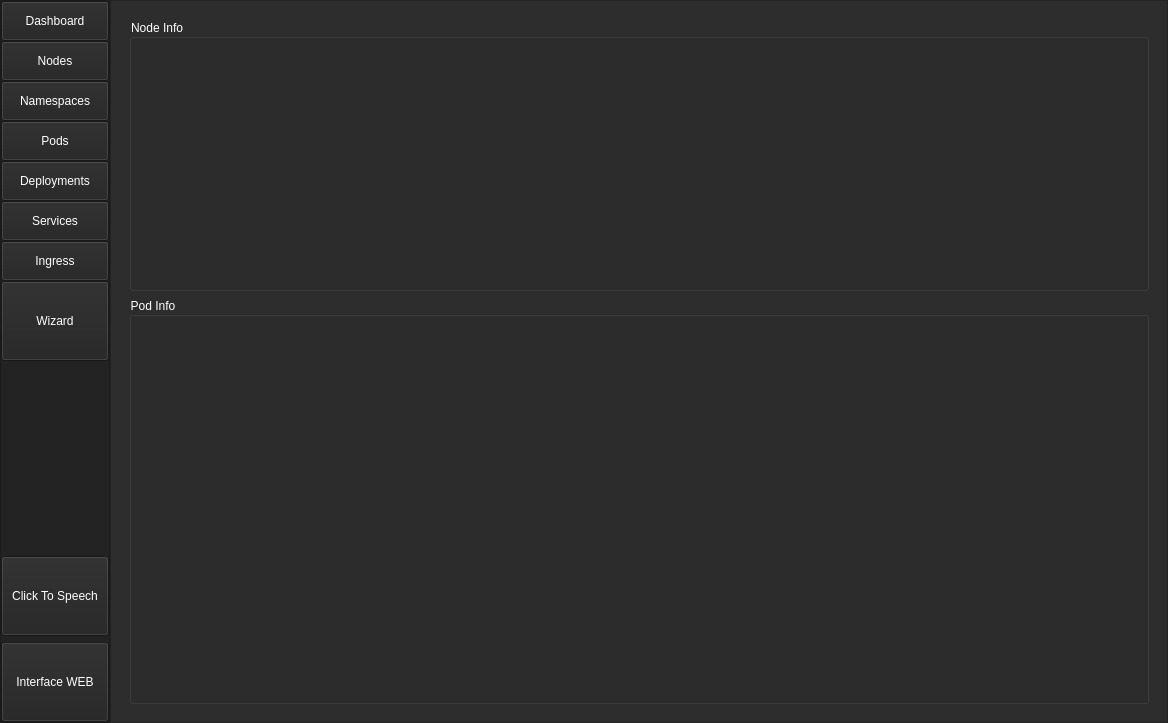
Qt form UI/ui_main.ui (monico18/LTI2-Kubernetes-Controller) before a commit.
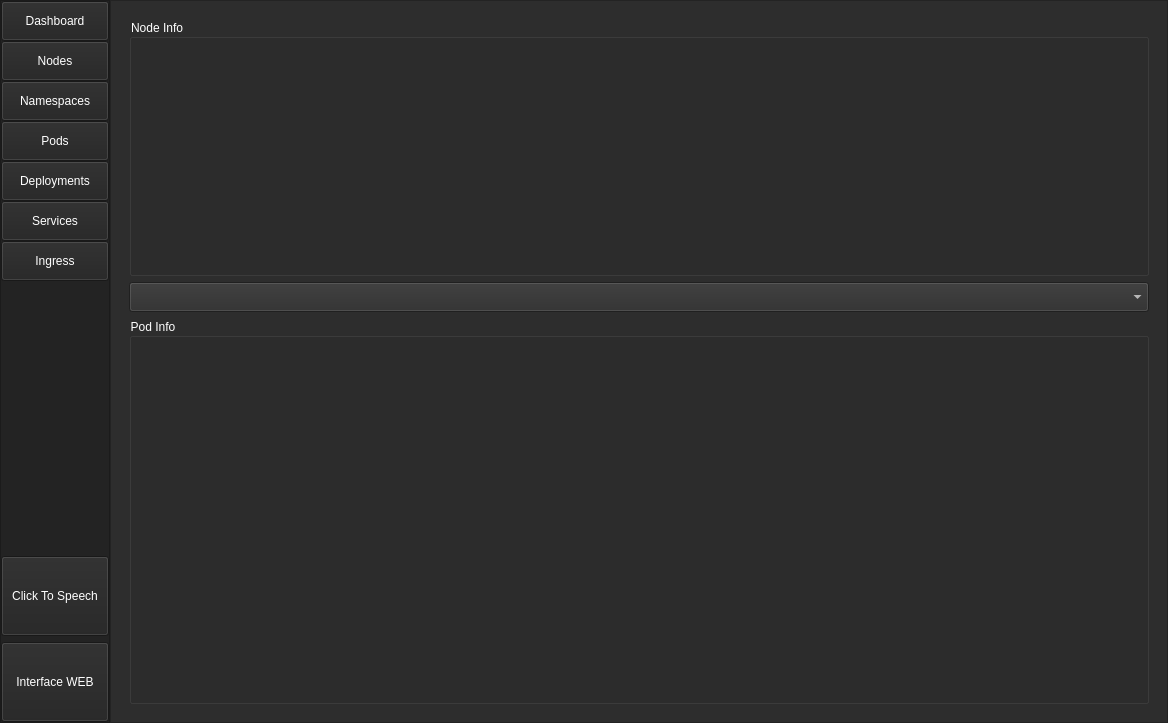
The same form after that commit. The open tabs and pages were chosen to show the change.

Patch:
```diff
--- a/UI/ui_main.ui
+++ b/UI/ui_main.ui
@@ -1270,191 +1270,6 @@
                </property>
               </widget>
              </item>
-             <item>
-              <widget class="QPushButton" name="pushButton">
-               <property name="minimumSize">
-                <size>
-                 <width>0</width>
-                 <height>80</height>
-                </size>
-               </property>
-               <property name="palette">
-                <palette>
-                 <active>
-                  <colorrole role="WindowText">
-                   <brush brushstyle="SolidPattern">
-                    <color alpha="255">
-                     <red>255</red>
-                     <green>255</green>
-                     <blue>255</blue>
-                    </color>
-                   </brush>
-                  </colorrole>
-                  <colorrole role="Button">
-                   <brush brushstyle="SolidPattern">
-                    <color alpha="255">
-                     <red>35</red>
-                     <green>35</green>
-                     <blue>35</blue>
-                    </color>
-                   </brush>
-                  </colorrole>
-                  <colorrole role="Text">
-                   <brush brushstyle="SolidPattern">
-                    <color alpha="255">
-                     <red>255</red>
-                     <green>255</green>
-                     <blue>255</blue>
-                    </color>
-                   </brush>
-                  </colorrole>
-                  <colorrole role="ButtonText">
-                   <brush brushstyle="SolidPattern">
-                    <color alpha="255">
-                     <red>255</red>
-                     <green>255</green>
-                     <blue>255</blue>
-                    </color>
-                   </brush>
-                  </colorrole>
-                  <colorrole role="Base">
-                   <brush brushstyle="SolidPattern">
-                    <color alpha="255">
-                     <red>35</red>
-                     <green>35</green>
-                     <blue>35</blue>
-                    </color>
-                   </brush>
-                  </colorrole>
-                  <colorrole role="Window">
-                   <brush brushstyle="SolidPattern">
-                    <color alpha="255">
-                     <red>35</red>
-                     <green>35</green>
-                     <blue>35</blue>
-                    </color>
-                   </brush>
-                  </colorrole>
-                 </active>
-                 <inactive>
-                  <colorrole role="WindowText">
-                   <brush brushstyle="SolidPattern">
-                    <color alpha="255">
-                     <red>255</red>
-                     <green>255</green>
-                     <blue>255</blue>
-                    </color>
-                   </brush>
-                  </colorrole>
-                  <colorrole role="Button">
-                   <brush brushstyle="SolidPattern">
-                    <color alpha="255">
-                     <red>35</red>
-                     <green>35</green>
-                     <blue>35</blue>
-                    </color>
-                   </brush>
-                  </colorrole>
-                  <colorrole role="Text">
-                   <brush brushstyle="SolidPattern">
-                    <color alpha="255">
-                     <red>255</red>
-                     <green>255</green>
-                     <blue>255</blue>
-                    </color>
-                   </brush>
-                  </colorrole>
-                  <colorrole role="ButtonText">
-                   <brush brushstyle="SolidPattern">
-                    <color alpha="255">
-                     <red>255</red>
-                     <green>255</green>
-                     <blue>255</blue>
-                    </color>
-                   </brush>
-                  </colorrole>
-                  <colorrole role="Base">
-                   <brush brushstyle="SolidPattern">
-                    <color alpha="255">
-                     <red>35</red>
-                     <green>35</green>
-                     <blue>35</blue>
-                    </color>
-                   </brush>
-                  </colorrole>
-                  <colorrole role="Window">
-                   <brush brushstyle="SolidPattern">
-                    <color alpha="255">
-                     <red>35</red>
-                     <green>35</green>
-                     <blue>35</blue>
-                    </color>
-                   </brush>
-                  </colorrole>
-                 </inactive>
-                 <disabled>
-                  <colorrole role="WindowText">
-                   <brush brushstyle="SolidPattern">
-                    <color alpha="255">
-                     <red>120</red>
-                     <green>120</green>
-                     <blue>120</blue>
-                    </color>
-                   </brush>
-                  </colorrole>
-                  <colorrole role="Button">
-                   <brush brushstyle="SolidPattern">
-                    <color alpha="255">
-                     <red>35</red>
-                     <green>35</green>
-                     <blue>35</blue>
-                    </color>
-                   </brush>
-                  </colorrole>
-                  <colorrole role="Text">
-                   <brush brushstyle="SolidPattern">
-                    <color alpha="255">
-                     <red>120</red>
-                     <green>120</green>
-                     <blue>120</blue>
-                    </color>
-                   </brush>
-                  </colorrole>
-                  <colorrole role="ButtonText">
-                   <brush brushstyle="SolidPattern">
-                    <color alpha="255">
-                     <red>120</red>
-                     <green>120</green>
-                     <blue>120</blue>
-                    </color>
-                   </brush>
-                  </colorrole>
-                  <colorrole role="Base">
-                   <brush brushstyle="SolidPattern">
-                    <color alpha="255">
-                     <red>35</red>
-                     <green>35</green>
-                     <blue>35</blue>
-                    </color>
-                   </brush>
-                  </colorrole>
-                  <colorrole role="Window">
-                   <brush brushstyle="SolidPattern">
-                    <color alpha="255">
-                     <red>35</red>
-                     <green>35</green>
-                     <blue>35</blue>
-                    </color>
-                   </brush>
-                  </colorrole>
-                 </disabled>
-                </palette>
-               </property>
-               <property name="text">
-                <string>Wizard</string>
-               </property>
-              </widget>
-             </item>
             </layout>
            </widget>
           </item>
@@ -2048,6 +1863,188 @@
                 </property>
                </widget>
               </item>
+              <item>
+               <widget class="QComboBox" name="namespace_combo">
+                <property name="minimumSize">
+                 <size>
+                  <width>0</width>
+                  <height>30</height>
+                 </size>
+                </property>
+                <property name="palette">
+                 <palette>
+                  <active>
+                   <colorrole role="WindowText">
+                    <brush brushstyle="SolidPattern">
+                     <color alpha="255">
+                      <red>255</red>
+                      <green>255</green>
+                      <blue>255</blue>
+                     </color>
+                    </brush>
+                   </colorrole>
+                   <colorrole role="Button">
+                    <brush brushstyle="SolidPattern">
+                     <color alpha="255">
+                      <red>45</red>
+                      <green>45</green>
+                      <blue>45</blue>
+                     </color>
+                    </brush>
+                   </colorrole>
+                   <colorrole role="Text">
+                    <brush brushstyle="SolidPattern">
+                     <color alpha="255">
+                      <red>255</red>
+                      <green>255</green>
+                      <blue>255</blue>
+                     </color>
+                    </brush>
+                   </colorrole>
+                   <colorrole role="ButtonText">
+                    <brush brushstyle="SolidPattern">
+                     <color alpha="255">
+                      <red>255</red>
+                      <green>255</green>
+                      <blue>255</blue>
+                     </color>
+                    </brush>
+                   </colorrole>
+                   <colorrole role="Base">
+                    <brush brushstyle="SolidPattern">
+                     <color alpha="255">
+                      <red>45</red>
+                      <green>45</green>
+                      <blue>45</blue>
+                     </color>
+                    </brush>
+                   </colorrole>
+                   <colorrole role="Window">
+                    <brush brushstyle="SolidPattern">
+                     <color alpha="255">
+                      <red>45</red>
+                      <green>45</green>
+                      <blue>45</blue>
+                     </color>
+                    </brush>
+                   </colorrole>
+                  </active>
+                  <inactive>
+                   <colorrole role="WindowText">
+                    <brush brushstyle="SolidPattern">
+                     <color alpha="255">
+                      <red>255</red>
+                      <green>255</green>
+                      <blue>255</blue>
+                     </color>
+                    </brush>
+                   </colorrole>
+                   <colorrole role="Button">
+                    <brush brushstyle="SolidPattern">
+                     <color alpha="255">
+                      <red>45</red>
+                      <green>45</green>
+                      <blue>45</blue>
+                     </color>
+                    </brush>
+                   </colorrole>
+                   <colorrole role="Text">
+                    <brush brushstyle="SolidPattern">
+                     <color alpha="255">
+                      <red>255</red>
+                      <green>255</green>
+                      <blue>255</blue>
+                     </color>
+                    </brush>
+                   </colorrole>
+                   <colorrole role="ButtonText">
+                    <brush brushstyle="SolidPattern">
+                     <color alpha="255">
+                      <red>255</red>
+                      <green>255</green>
+                      <blue>255</blue>
+                     </color>
+                    </brush>
+                   </colorrole>
+                   <colorrole role="Base">
+                    <brush brushstyle="SolidPattern">
+                     <color alpha="255">
+                      <red>45</red>
+                      <green>45</green>
+                      <blue>45</blue>
+                     </color>
+                    </brush>
+                   </colorrole>
+                   <colorrole role="Window">
+                    <brush brushstyle="SolidPattern">
+                     <color alpha="255">
+                      <red>45</red>
+                      <green>45</green>
+                      <blue>45</blue>
+                     </color>
+                    </brush>
+                   </colorrole>
+                  </inactive>
+                  <disabled>
+                   <colorrole role="WindowText">
+                    <brush brushstyle="SolidPattern">
+                     <color alpha="255">
+                      <red>120</red>
+                      <green>120</green>
+                      <blue>120</blue>
+                     </color>
+                    </brush>
+                   </colorrole>
+                   <colorrole role="Button">
+                    <brush brushstyle="SolidPattern">
+                     <color alpha="255">
+                      <red>45</red>
+                      <green>45</green>
+                      <blue>45</blue>
+                     </color>
+                    </brush>
+                   </colorrole>
+                   <colorrole role="Text">
+                    <brush brushstyle="SolidPattern">
+                     <color alpha="255">
+                      <red>120</red>
+                      <green>120</green>
+                      <blue>120</blue>
+                     </color>
+                    </brush>
+                   </colorrole>
+                   <colorrole role="ButtonText">
+                    <brush brushstyle="SolidPattern">
+                     <color alpha="255">
+                      <red>120</red>
+                      <green>120</green>
+                      <blue>120</blue>
+                     </color>
+                    </brush>
+                   </colorrole>
+                   <colorrole role="Base">
+                    <brush brushstyle="SolidPattern">
+                     <color alpha="255">
+                      <red>45</red>
+                      <green>45</green>
+                      <blue>45</blue>
+                     </color>
+                    </brush>
+                   </colorrole>
+                   <colorrole role="Window">
+                    <brush brushstyle="SolidPattern">
+                     <color alpha="255">
+                      <red>45</red>
+                      <green>45</green>
+                      <blue>45</blue>
+                     </color>
+                    </brush>
+                   </colorrole>
+                  </disabled>
+                 </palette>
+                </property>
+               </widget>
+              </item>
               <item>
                <widget class="QGroupBox" name="groupBox_Pod">
                 <property name="sizePolicy">
```
Left out of the diff: 790 changed lines with no effect on the pictures.
